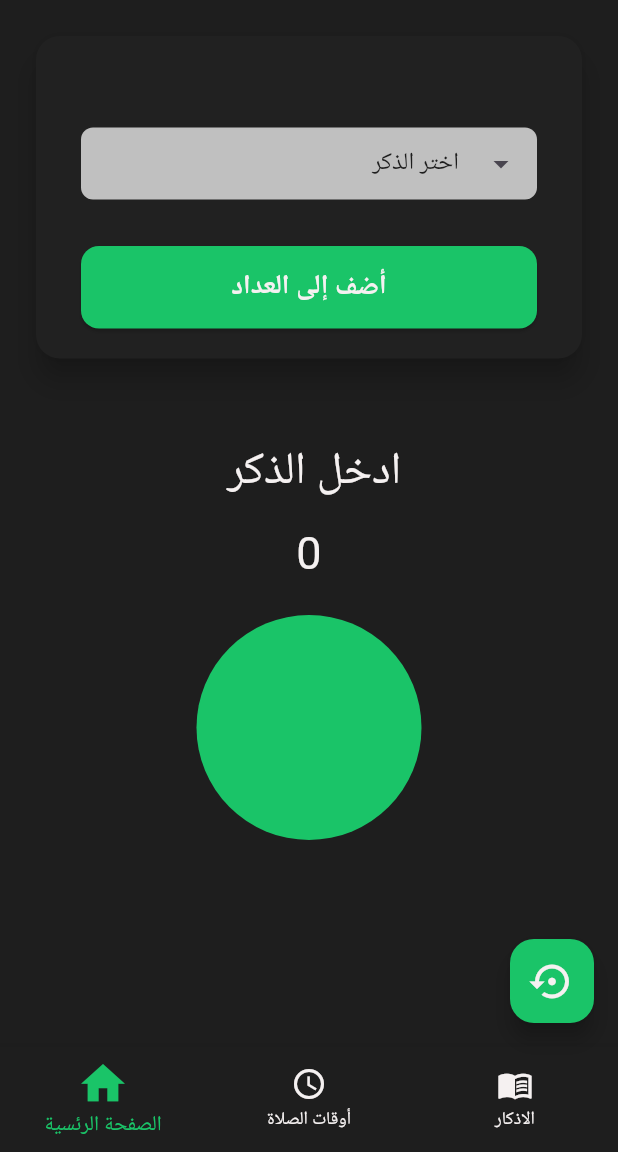
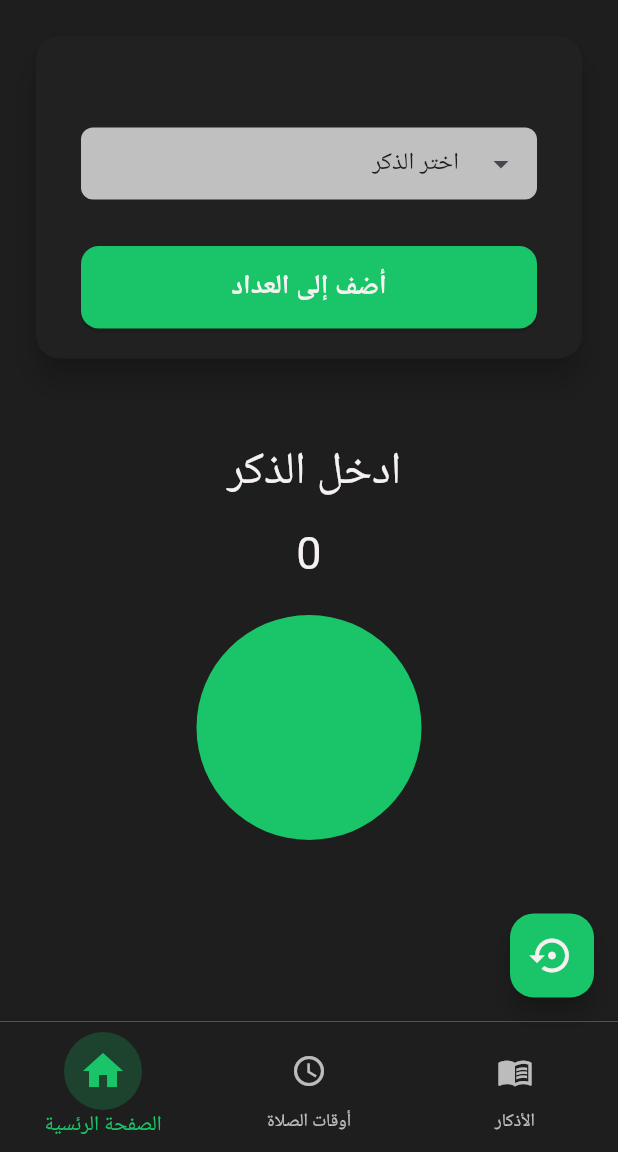
Before and after one commit to eslam281/es28, a Flutter app: the screen it shows after launch, item 2 of the bottom bar chosen, on a phone screen of 412 x 824 dp, the part 84-1236 px from its top. Run offline on Flutter 3.47's test engine with Material 3 defaults, Android fonts, the phone set to English and light mode, and no system bars; our stand-ins replace animated_splash_screen, connectivity_plus, dartz, flutter_compass, geolocator, get and 2 more; missing offline and left inert: drop_down_list, flutter_background_service; accounts and stored records are empty.

Commit message:
UI edit 7

```diff
--- a/lib/veiw/component/home/bottomNavigation.dart
+++ b/lib/veiw/component/home/bottomNavigation.dart
@@ -16,18 +16,50 @@ class CustomBottomNavigation extends StatelessWidget {
             controller.setIndex(val);
           },
           currentIndex: controller.index,
-          items: const [
-            BottomNavigationBarItem(
-                icon: Icon(Icons.home), label: "الصفحة الرئسية"),
-            BottomNavigationBarItem(
-                icon: Icon(Icons.access_time), label: "أوقات الصلاة"),
-            BottomNavigationBarItem(
-                icon: Icon(Icons.menu_book_outlined), label: "الاذكار"),
-          ],selectedItemColor: AppColor.secondColor,
-          backgroundColor: AppColor.black,unselectedItemColor:AppColor.white,
-          selectedIconTheme:const IconThemeData(size: 35) ,
+          type: BottomNavigationBarType.fixed,
+          backgroundColor: AppColor.black,
+          selectedItemColor: AppColor.secondColor,
+          unselectedItemColor: Colors.white70,
+          selectedIconTheme: const IconThemeData(size: 32),
+          unselectedIconTheme: const IconThemeData(size: 24),
+          items: [
+            _animatedBarItem(
+              icon: Icons.home,
+              label: "الصفحة الرئسية",
+              isActive: controller.index == 0,
+            ),
+            _animatedBarItem(
+              icon: Icons.access_time,
+              label: "أوقات الصلاة",
+              isActive: controller.index == 1,
+            ),
+            _animatedBarItem(
+              icon: Icons.menu_book_outlined,
+              label: "الأذكار",
+              isActive: controller.index == 2,
+            ),
+          ],
         );
-      }
+      },
+    );
+  }
+
+  BottomNavigationBarItem _animatedBarItem({
+    required IconData icon,
+    required String label,
+    required bool isActive,
+  }) {
+    return BottomNavigationBarItem(
+      label: label,
+      icon: AnimatedContainer(
+        duration: const Duration(milliseconds: 800),
+        padding: const EdgeInsets.all(10),
+        decoration: BoxDecoration(
+          color: isActive ? AppColor.secondColor.withAlpha(55) : Colors.transparent,
+          shape: BoxShape.circle,
+        ),
+        child: Icon(icon),
+      ),
     );
   }
 }
```
